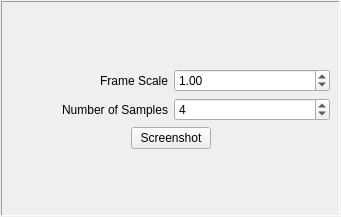
The window that Helios/Qt/Plugins/SnapShot/SnapShot.ui (perryiv/cadkit) describes before a commit, drawn with Qt 5.
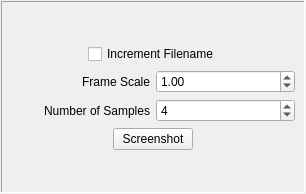
The same window after the commit.

Commit message: -Changing plugin file name to QtSnapShot -Adding check box to increment last filename.

```diff
--- a/Helios/Qt/Plugins/SnapShot/SnapShot.ui
+++ b/Helios/Qt/Plugins/SnapShot/SnapShot.ui
@@ -5,8 +5,8 @@
    <rect>
     <x>0</x>
     <y>0</y>
-    <width>341</width>
-    <height>217</height>
+    <width>306</width>
+    <height>194</height>
    </rect>
   </property>
   <property name="windowTitle" >
@@ -28,12 +28,6 @@
       <enum>QFrame::Sunken</enum>
      </property>
      <layout class="QVBoxLayout" >
-      <property name="margin" >
-       <number>9</number>
-      </property>
-      <property name="spacing" >
-       <number>6</number>
-      </property>
       <item>
        <spacer>
         <property name="orientation" >
@@ -49,12 +43,58 @@
       </item>
       <item>
        <layout class="QHBoxLayout" >
-        <property name="margin" >
-         <number>0</number>
-        </property>
+        <item>
+         <spacer>
+          <property name="orientation" >
+           <enum>Qt::Horizontal</enum>
+          </property>
+          <property name="sizeHint" >
+           <size>
+            <width>40</width>
+            <height>20</height>
+           </size>
+          </property>
+         </spacer>
+        </item>
+        <item>
+         <widget class="QCheckBox" name="_incrementFilename" >
+          <property name="text" >
+           <string>Increment Filename</string>
+          </property>
+         </widget>
+        </item>
+        <item>
+         <spacer>
+          <property name="orientation" >
+           <enum>Qt::Horizontal</enum>
+          </property>
+          <property name="sizeHint" >
+           <size>
+            <width>40</width>
+            <height>20</height>
+           </size>
+          </property>
+         </spacer>
+        </item>
+       </layout>
+      </item>
+      <item>
+       <layout class="QHBoxLayout" >
         <property name="spacing" >
          <number>6</number>
         </property>
+        <property name="leftMargin" >
+         <number>0</number>
+        </property>
+        <property name="topMargin" >
+         <number>0</number>
+        </property>
+        <property name="rightMargin" >
+         <number>0</number>
+        </property>
+        <property name="bottomMargin" >
+         <number>0</number>
+        </property>
         <item>
          <widget class="QLabel" name="label" >
           <property name="text" >
@@ -83,7 +123,7 @@
          <number>6</number>
         </property>
         <item>
-         <widget class="QLabel" name="label_2" >
+         <widget class="QLabel" name="_numSamplesLabel" >
           <property name="text" >
            <string>Number of Samples</string>
           </property>
@@ -112,6 +152,18 @@
         <property name="spacing" >
          <number>6</number>
         </property>
+        <property name="leftMargin" >
+         <number>0</number>
+        </property>
+        <property name="topMargin" >
+         <number>0</number>
+        </property>
+        <property name="rightMargin" >
+         <number>0</number>
+        </property>
+        <property name="bottomMargin" >
+         <number>0</number>
+        </property>
         <item>
          <spacer>
           <property name="orientation" >
@@ -126,7 +178,7 @@
          </spacer>
         </item>
         <item>
-         <widget class="QPushButton" name="_snapShotButton" >
+         <widget class="QPushButton" name="snapShotButton" >
           <property name="text" >
            <string>Screenshot</string>
           </property>
```
Left out of the diff: 33 changed lines with no effect on the pictures. The commit also changes 4 other files.
